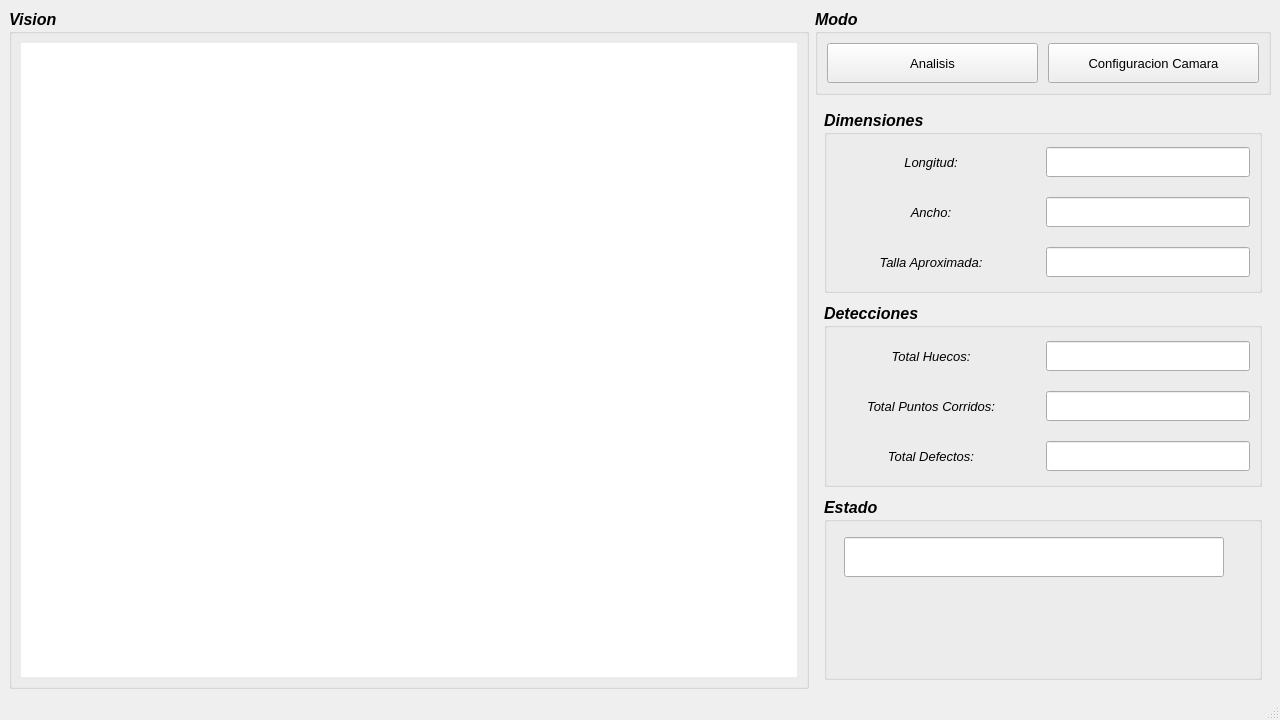
jarl24-dev/clothes-failures-detection, file interfaz-principal.ui: the form before one commit.
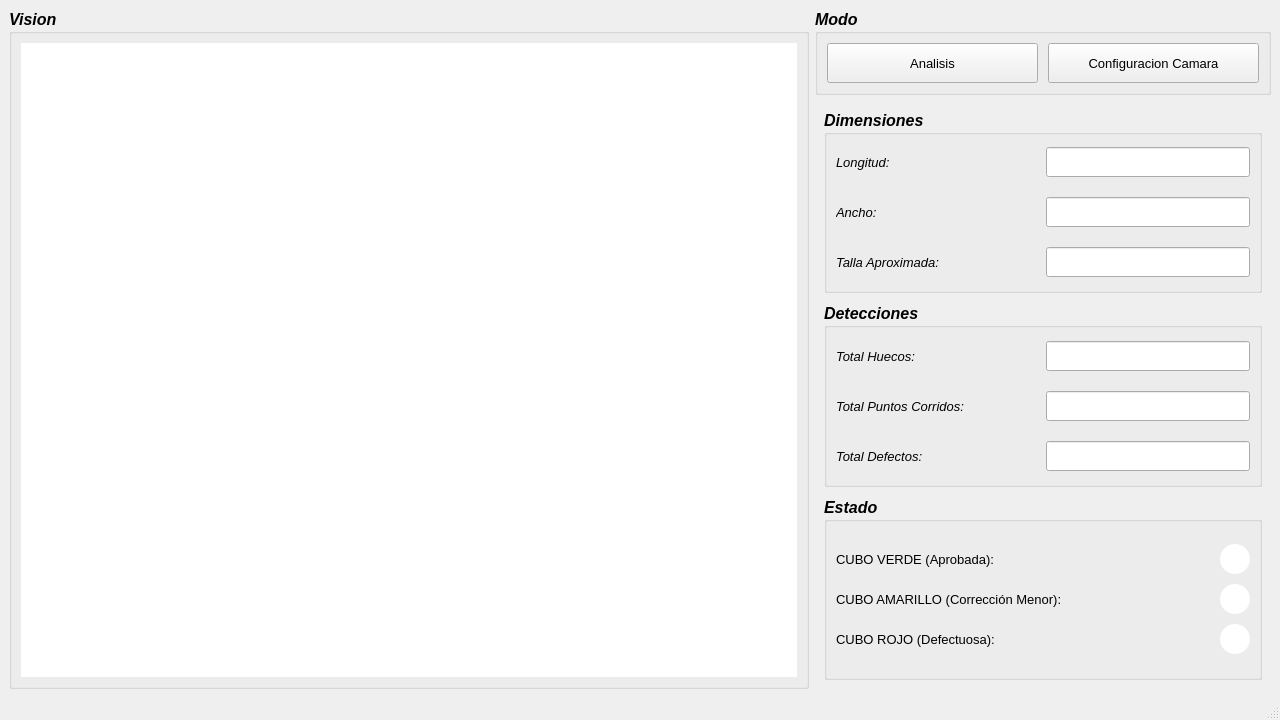
The form after the commit.

Diff of the .ui file:
```diff
--- a/interfaz-principal.ui
+++ b/interfaz-principal.ui
@@ -770,13 +770,14 @@
                      <weight>50</weight>
                      <italic>true</italic>
                      <bold>false</bold>
+                     <strikeout>false</strikeout>
                     </font>
                    </property>
                    <property name="text">
                     <string>Longitud:</string>
                    </property>
                    <property name="alignment">
-                    <set>Qt::AlignCenter</set>
+                    <set>Qt::AlignLeading|Qt::AlignLeft|Qt::AlignVCenter</set>
                    </property>
                   </widget>
                  </item>
@@ -826,13 +827,14 @@
                      <weight>50</weight>
                      <italic>true</italic>
                      <bold>false</bold>
+                     <strikeout>false</strikeout>
                     </font>
                    </property>
                    <property name="text">
                     <string>Ancho:</string>
                    </property>
                    <property name="alignment">
-                    <set>Qt::AlignCenter</set>
+                    <set>Qt::AlignLeading|Qt::AlignLeft|Qt::AlignVCenter</set>
                    </property>
                   </widget>
                  </item>
@@ -882,13 +884,14 @@
                      <weight>50</weight>
                      <italic>true</italic>
                      <bold>false</bold>
+                     <strikeout>false</strikeout>
                     </font>
                    </property>
                    <property name="text">
                     <string>Talla Aproximada:</string>
                    </property>
                    <property name="alignment">
-                    <set>Qt::AlignCenter</set>
+                    <set>Qt::AlignLeading|Qt::AlignLeft|Qt::AlignVCenter</set>
                    </property>
                   </widget>
                  </item>
@@ -968,13 +971,14 @@
                      <weight>50</weight>
                      <italic>true</italic>
                      <bold>false</bold>
+                     <strikeout>false</strikeout>
                     </font>
                    </property>
                    <property name="text">
                     <string>Total Huecos:</string>
                    </property>
                    <property name="alignment">
-                    <set>Qt::AlignCenter</set>
+                    <set>Qt::AlignLeading|Qt::AlignLeft|Qt::AlignVCenter</set>
                    </property>
                   </widget>
                  </item>
@@ -1024,13 +1028,14 @@
                      <weight>50</weight>
                      <italic>true</italic>
                      <bold>false</bold>
+                     <strikeout>false</strikeout>
                     </font>
                    </property>
                    <property name="text">
                     <string>Total Puntos Corridos:</string>
                    </property>
                    <property name="alignment">
-                    <set>Qt::AlignCenter</set>
+                    <set>Qt::AlignLeading|Qt::AlignLeft|Qt::AlignVCenter</set>
                    </property>
                   </widget>
                  </item>
@@ -1080,13 +1085,14 @@
                      <weight>50</weight>
                      <italic>true</italic>
                      <bold>false</bold>
+                     <strikeout>false</strikeout>
                     </font>
                    </property>
                    <property name="text">
                     <string>Total Defectos:</string>
                    </property>
                    <property name="alignment">
-                    <set>Qt::AlignCenter</set>
+                    <set>Qt::AlignLeading|Qt::AlignLeft|Qt::AlignVCenter</set>
                    </property>
                   </widget>
                  </item>
@@ -1139,37 +1145,168 @@
               <property name="title">
                <string>Estado</string>
               </property>
-              <widget class="QLineEdit" name="lineEdit_estado">
-               <property name="geometry">
-                <rect>
-                 <x>20</x>
-                 <y>40</y>
-                 <width>380</width>
-                 <height>40</height>
-                </rect>
-               </property>
-               <property name="sizePolicy">
-                <sizepolicy hsizetype="Preferred" vsizetype="Fixed">
-                 <horstretch>0</horstretch>
-                 <verstretch>0</verstretch>
-                </sizepolicy>
-               </property>
-               <property name="minimumSize">
-                <size>
-                 <width>190</width>
-                 <height>30</height>
-                </size>
-               </property>
-               <property name="font">
-                <font>
-                 <family>Calibri</family>
-                 <pointsize>12</pointsize>
-                 <weight>75</weight>
-                 <italic>true</italic>
-                 <bold>true</bold>
-                </font>
-               </property>
-              </widget>
+              <layout class="QVBoxLayout" name="verticalLayout_10">
+               <item>
+                <layout class="QGridLayout" name="gridLayout_4">
+                 <property name="horizontalSpacing">
+                  <number>20</number>
+                 </property>
+                 <property name="verticalSpacing">
+                  <number>10</number>
+                 </property>
+                 <item row="0" column="0">
+                  <widget class="QLabel" name="label">
+                   <property name="sizePolicy">
+                    <sizepolicy hsizetype="Preferred" vsizetype="Fixed">
+                     <horstretch>0</horstretch>
+                     <verstretch>0</verstretch>
+                    </sizepolicy>
+                   </property>
+                   <property name="minimumSize">
+                    <size>
+                     <width>280</width>
+                     <height>30</height>
+                    </size>
+                   </property>
+                   <property name="font">
+                    <font>
+                     <pointsize>10</pointsize>
+                     <weight>50</weight>
+                     <italic>false</italic>
+                     <bold>false</bold>
+                    </font>
+                   </property>
+                   <property name="text">
+                    <string>CUBO VERDE (Aprobada):</string>
+                   </property>
+                  </widget>
+                 </item>
+                 <item row="0" column="1">
+                  <widget class="QLabel" name="label_4">
+                   <property name="sizePolicy">
+                    <sizepolicy hsizetype="Fixed" vsizetype="Fixed">
+                     <horstretch>0</horstretch>
+                     <verstretch>0</verstretch>
+                    </sizepolicy>
+                   </property>
+                   <property name="minimumSize">
+                    <size>
+                     <width>30</width>
+                     <height>30</height>
+                    </size>
+                   </property>
+                   <property name="styleSheet">
+                    <string notr="true">background-color: white;
+border-radius: 15px; /* Si el label mide 20x20, el radio es 10 */</string>
+                   </property>
+                   <property name="text">
+                    <string/>
+                   </property>
+                  </widget>
+                 </item>
+                 <item row="1" column="0">
+                  <widget class="QLabel" name="label_2">
+                   <property name="sizePolicy">
+                    <sizepolicy hsizetype="Preferred" vsizetype="Fixed">
+                     <horstretch>0</horstretch>
+                     <verstretch>0</verstretch>
+                    </sizepolicy>
+                   </property>
+                   <property name="minimumSize">
+                    <size>
+                     <width>280</width>
+                     <height>30</height>
+                    </size>
+                   </property>
+                   <property name="font">
+                    <font>
+                     <pointsize>10</pointsize>
+                     <weight>50</weight>
+                     <italic>false</italic>
+                     <bold>false</bold>
+                    </font>
+                   </property>
+                   <property name="text">
+                    <string>CUBO AMARILLO (Corrección Menor):</string>
+                   </property>
+                  </widget>
+                 </item>
+                 <item row="1" column="1">
+                  <widget class="QLabel" name="label_5">
+                   <property name="sizePolicy">
+                    <sizepolicy hsizetype="Fixed" vsizetype="Fixed">
+                     <horstretch>0</horstretch>
+                     <verstretch>0</verstretch>
+                    </sizepolicy>
+                   </property>
+                   <property name="minimumSize">
+                    <size>
+                     <width>30</width>
+                     <height>30</height>
+                    </size>
+                   </property>
+                   <property name="styleSheet">
+                    <string notr="true">background-color: white;
+border-radius: 15px; /* Si el label mide 20x20, el radio es 10 */</string>
+                   </property>
+                   <property name="text">
+                    <string/>
+                   </property>
+                  </widget>
+                 </item>
+                 <item row="2" column="0">
+                  <widget class="QLabel" name="label_3">
+                   <property name="sizePolicy">
+                    <sizepolicy hsizetype="Preferred" vsizetype="Fixed">
+                     <horstretch>0</horstretch>
+                     <verstretch>0</verstretch>
+                    </sizepolicy>
+                   </property>
+                   <property name="minimumSize">
+                    <size>
+                     <width>280</width>
+                     <height>30</height>
+                    </size>
+                   </property>
+                   <property name="font">
+                    <font>
+                     <pointsize>10</pointsize>
+                     <weight>50</weight>
+                     <italic>false</italic>
+                     <bold>false</bold>
+                    </font>
+                   </property>
+                   <property name="text">
+                    <string>CUBO ROJO (Defectuosa):</string>
+                   </property>
+                  </widget>
+                 </item>
+                 <item row="2" column="1">
+                  <widget class="QLabel" name="label_6">
+                   <property name="sizePolicy">
+                    <sizepolicy hsizetype="Fixed" vsizetype="Fixed">
+                     <horstretch>0</horstretch>
+                     <verstretch>0</verstretch>
+                    </sizepolicy>
+                   </property>
+                   <property name="minimumSize">
+                    <size>
+                     <width>30</width>
+                     <height>30</height>
+                    </size>
+                   </property>
+                   <property name="styleSheet">
+                    <string notr="true">background-color: white;
+border-radius: 15px; /* Si el label mide 20x20, el radio es 10 */</string>
+                   </property>
+                   <property name="text">
+                    <string/>
+                   </property>
+                  </widget>
+                 </item>
+                </layout>
+               </item>
+              </layout>
              </widget>
             </item>
            </layout>
```
Left out of the diff: 15 changed lines with no effect on the pictures.
